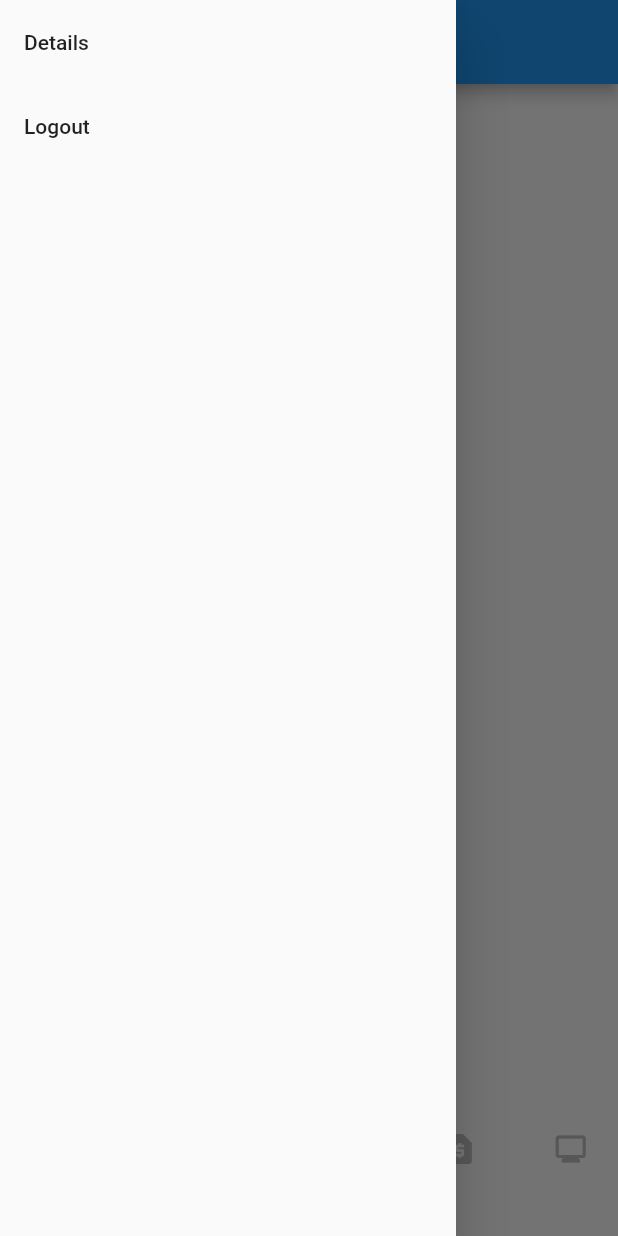
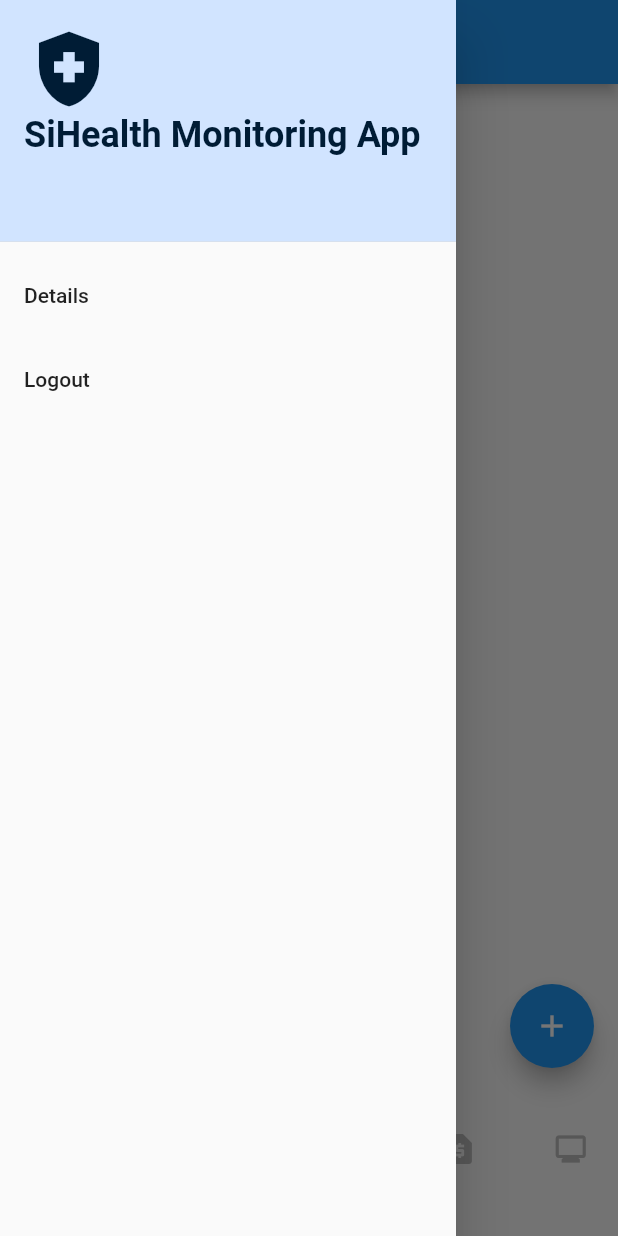
Before and after one commit to CMSC-23-2nd-Sem-2022-2023/project-atienza_iloso_natividad_taag, a Flutter app: the screen it shows once a user with an empty profile is signed in, with the side drawer open, on a phone screen of 412 x 824 dp. Run offline on Flutter 3.47's test engine with Material 2 defaults, Android fonts, the phone set to English and light mode, and no system bars; drawn by our look-alikes of google_nav_bar; our stand-ins replace cloud_firestore, firebase_auth, firebase_core; missing offline and left inert: search_page; accounts and stored records are empty.

```diff
--- a/lib/models/entry.dart
+++ b/lib/models/entry.dart
@@ -1,4 +1,5 @@
 import 'dart:convert';
+
 import 'package:cloud_firestore/cloud_firestore.dart';
 
 class Entry{
--- a/lib/models/user_model.dart
+++ b/lib/models/user_model.dart
@@ -1,41 +1,46 @@
 import 'dart:convert';
-import 'package:intl/intl.dart';
+
 import 'package:cloud_firestore/cloud_firestore.dart';
 
 class User {
   String? id;
+  String? userType;
   String email;
   String name;
   String username;
   String? college;
   String? course;
-  String studentnum;
+  String? studentnum;
   List<dynamic>? illnesses;
   String? allergies;
   String? status;
   String? usertype;
-  Timestamp date;
+  Timestamp? latestEntryDate;
+  Timestamp? date;
 
   int compareTo(User other) => name.compareTo(other.name);
 
   User({
     this.id,
     required this.email,
+    this.userType,
     required this.name,
     required this.username,
-    required this.college,
-    required this.course,
-    required this.studentnum,
+    this.college,
+    this.course,
+    this.studentnum,
     this.illnesses,
     this.allergies,
     this.status,
     this.usertype,
-    required this.date
+    this.latestEntryDate,
+    this.date,
   });
 
   factory User.fromJson(Map<String, dynamic> json) {
     return User(
         id: json['id'],
+        userType: json['userType'],
         email: json['email'],
         name: json['name'],
         username: json['username'],
@@ -46,7 +51,8 @@ class User {
         allergies: json['allergies'],
         status: json['status'],
         usertype: json['usertype'],
-        date: json['date']
+        latestEntryDate: json['latestEntryDate'],
+        date: json['date'],
         );
   }
 
@@ -58,6 +64,7 @@ class User {
   Map<String, dynamic> toJson(User user) {
     return {
       'id': user.id,
+      'userType': user.userType,
       'email': user.email,
       'name': user.name,
       'username': user.username,
@@ -68,7 +75,8 @@ class User {
       'allergies': user.allergies,
       'status': user.status,
       'usertype': user.usertype,
-      'date': user.date
+      'latestEntryDate': user.latestEntryDate,
+      'date': user.date,
     };
   }
 }
--- a/lib/providers/auth_provider.dart
+++ b/lib/providers/auth_provider.dart
@@ -5,24 +5,27 @@ import '../api/firebase_auth_api.dart';
 
 class AuthProvider with ChangeNotifier {
   late FirebaseAuthAPI authService;
-  late Stream<User?> uStream;
-  User? userObj;
+  late Stream<User?> _uStream;
+  // User? userObj;
+
+  User? _cUser;
 
   AuthProvider() {
     authService = FirebaseAuthAPI();
     fetchAuthentication();
   }
 
-  Stream<User?> get userStream => uStream;
+  Stream<User?> get userStream => _uStream;
+  User get getCurrentUser => _cUser!;
 
   void fetchAuthentication() {
-    uStream = authService.getUser();
+    _uStream = authService.getUser();
 
     notifyListeners();
   }
 
-  Future<void> signUp(String email, String password) async {
-    await authService.signUp(email, password);
+  Future<void> signUp(String name, String email, String password) async {
+    await authService.signUp(name, email, password);
     notifyListeners();
   }
 
@@ -57,6 +60,12 @@ class AuthProvider with ChangeNotifier {
     notifyListeners();
   }
 
+  void setCurrentUser(User user) {
+    _cUser = user;
+    // notifyListeners();
+  }
+
+
   Future<void> signOut() async {
     await authService.signOut();
     notifyListeners();
--- a/lib/providers/user_provider.dart
+++ b/lib/providers/user_provider.dart
@@ -47,4 +47,5 @@ class UserProvider with ChangeNotifier {
     print(message);
     notifyListeners();
   }
+
 }
--- a/lib/screens/home_page.dart
+++ b/lib/screens/home_page.dart
@@ -1,3 +1,4 @@
+import 'package:cmsc23_b5l_project/screens/add_entry_page.dart';
 import 'package:cmsc23_b5l_project/screens/history_page.dart';
 import 'package:cmsc23_b5l_project/screens/profile_page.dart';
 import 'package:cmsc23_b5l_project/screens/admin_page.dart';
@@ -49,7 +50,12 @@ class _HomePageState extends State<HomePage> {
 
   @override
   Widget build(BuildContext context) {
-    Stream<User?> userStream = context.watch<AuthProvider>().uStream;
+
+    bool _hasEntryToday = false;
+    // Debugging
+    _hasEntryToday = true;
+
+    Stream<User?> userStream = context.watch<AuthProvider>().userStream;
 
     return StreamBuilder(
         stream: userStream,
@@ -65,6 +71,9 @@ class _HomePageState extends State<HomePage> {
           } else if (!snapshot.hasData) {
             return const LoginPage();
           }
+
+          // String uid = snapshot.data!.uid;
+          context.watch<AuthProvider>().setCurrentUser(snapshot.data!);
           // if user is logged in, display the scaffold containing the streambuilder for the todos
           return displayScaffold(context);
         });
@@ -74,6 +83,27 @@ class _HomePageState extends State<HomePage> {
     return Scaffold(
         drawer: Drawer(
             child: ListView(padding: EdgeInsets.zero, children: [
+           DrawerHeader(
+              decoration: BoxDecoration(
+                color: Color.fromARGB(255, 209, 228, 255),
+              ),
+              child: Column(
+                crossAxisAlignment: CrossAxisAlignment.start,
+                children: [
+                  Icon(
+                    Icons.health_and_safety,
+                    size: 60,
+                    color: Color.fromARGB(255, 0, 28, 53),
+                  ),
+                  Text(
+                    'SiHealth Monitoring App',
+                    style: TextStyle(
+                        color: Color.fromARGB(255, 0, 28, 53),
+                        fontSize: 24,
+                        fontWeight: FontWeight.bold),
+                  ),
+                ],
+              )),
           ListTile(
             title: const Text('Details'),
             onTap: () {
@@ -99,6 +129,19 @@ class _HomePageState extends State<HomePage> {
             // onTabChange: (index) => navigateBottomBar(index),
             onTabChange: (index) {
           navigateBottomBar(index);
-        }));
+        }),
+        floatingActionButton: Visibility(
+          visible: true,
+          child: FloatingActionButton(
+            onPressed: () {
+              Navigator.of(context).push(
+            MaterialPageRoute(
+              builder: (context) => const AddEntryPage(),
+            ),
+          );
+            },
+            child: const Icon(Icons.add),
+          ),
+        ));
   }
 }
--- a/lib/screens/log_detail_page.dart
+++ b/lib/screens/log_detail_page.dart
@@ -121,7 +121,7 @@ class LogDetailScreen extends StatelessWidget {
               child: Text("Date", style: TextStyle(fontSize: 18, fontWeight: FontWeight.bold),),
             ),
             Expanded(flex: 4,
-              child: Text("${formatter.format(DateTime.fromMillisecondsSinceEpoch(log.date.seconds * 1000))}", style: TextStyle(fontSize: 16, fontStyle: FontStyle.italic),),
+              child: Text("${formatter.format(DateTime.fromMillisecondsSinceEpoch(log.date!.seconds * 1000))}", style: TextStyle(fontSize: 16, fontStyle: FontStyle.italic),),
             ),
           ],),
 
--- a/lib/screens/monitor_page.dart
+++ b/lib/screens/monitor_page.dart
@@ -83,7 +83,7 @@ class _EntranceMonitorPageState extends State<EntranceMonitorPage> {
                             log.studentnum,
                             log.status,
                             log.location,
-                            formatter.format(DateTime.fromMillisecondsSinceEpoch(log.date.seconds * 1000))
+                            formatter.format(DateTime.fromMillisecondsSinceEpoch(log.date!.seconds * 1000))
                           ],
                           sort: (a, b) => a.compareTo(b),
                           builder: (entry) =>
--- a/lib/screens/requests_page.dart
+++ b/lib/screens/requests_page.dart
@@ -128,7 +128,7 @@ class _RequestsPageState extends State<RequestsPage> {
                               iconSize: 18,
                               icon: Icon(Icons.close),
                               onPressed:(){
-                                context.read<EntryProvider>().updateToEdit(entry.id!);
+                                context.read<EntryProvider>().updateEditRequest(entry.id!, false);
                               }
                             ),
                           ),
@@ -203,7 +203,7 @@ class _RequestsPageState extends State<RequestsPage> {
                               icon: Icon(Icons.close),
                               onPressed:(){
                                 // change toDelete to false
-                                context.read<EntryProvider>().updateToDelete(entry2.id!);
+                                context.read<EntryProvider>().makeDeleteRequest(entry2.id!, false);
                               }
                             ),
 
--- a/lib/widgets/signup_form/signup_admin_stepper.dart
+++ b/lib/widgets/signup_form/signup_admin_stepper.dart
@@ -232,7 +232,7 @@ class _SignUpAdminStepperState extends State<SignUpAdminStepper> {
 
           await context
               .read<AuthProvider>()
-              .signUp(emailController.text, passwordController.text);
+              .signUp(nameController.text, emailController.text, passwordController.text);
 
           await context.read<AuthProvider>().addAdminEmonitor(
               //add user when signing up
--- a/lib/widgets/signup_form/signup_stepper.dart
+++ b/lib/widgets/signup_form/signup_stepper.dart
@@ -337,7 +337,7 @@ class _SignUpStepperState extends State<SignUpStepper> {
 
           await context
               .read<AuthProvider>()
-              .signUp(emailController.text, passwordController.text);
+              .signUp(nameController.text, emailController.text, passwordController.text);
 
           await context.read<AuthProvider>().addUser(
               //add user when signing up
```
Also changed, not shown: lib/api/firebase_auth_api.dart (+13 -5 lines), lib/api/firebase_entry_api.dart (+26 -8 lines), lib/models/log_model.dart (+4 -4 lines), lib/providers/entry_provider.dart (+42 -11 lines), lib/screens/admin_page.dart (+4 -4 lines).
